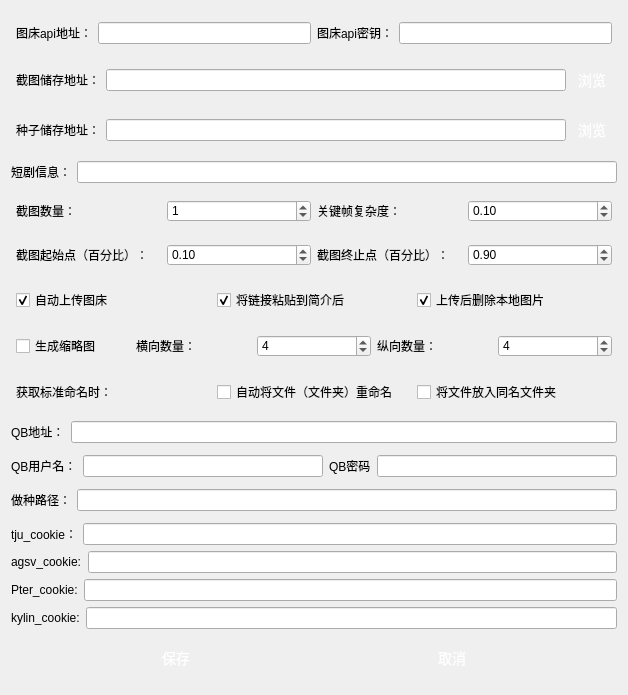
First picture: the form in ui/settings.ui, repository waidosia/ph-bjd-playlet, before the edit.
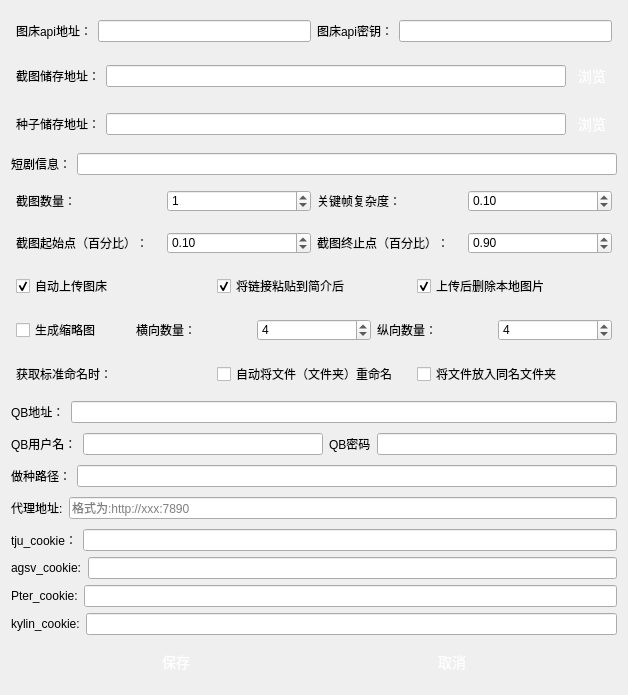
Second picture: the form after the edit.

Commit message: 1、更新ui界面 2、发布时增加代理

```diff
--- a/ui/settings.ui
+++ b/ui/settings.ui
@@ -1202,6 +1202,24 @@
     </layout>
    </item>
    <item row="12" column="0">
+    <layout class="QHBoxLayout" name="horizontalLayout_18">
+     <item>
+      <widget class="QLabel" name="label_21">
+       <property name="text">
+        <string>代理地址:</string>
+       </property>
+      </widget>
+     </item>
+     <item>
+      <widget class="QLineEdit" name="proxyUrl">
+       <property name="placeholderText">
+        <string>格式为:http://xxx:7890</string>
+       </property>
+      </widget>
+     </item>
+    </layout>
+   </item>
+   <item row="13" column="0">
     <layout class="QVBoxLayout" name="verticalLayout">
      <item>
       <layout class="QHBoxLayout" name="horizontalLayout_12">
@@ -1261,7 +1279,7 @@
      </item>
     </layout>
    </item>
-   <item row="13" column="0">
+   <item row="14" column="0">
     <layout class="QHBoxLayout" name="horizontalLayout">
      <property name="leftMargin">
       <number>30</number>
```
The commit also changes 5 other files.
